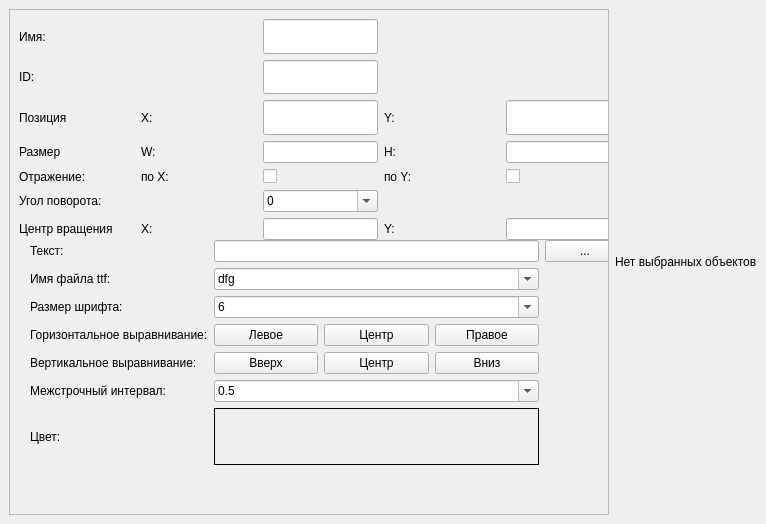
Old version of the form ui/property_window.ui in the repository ermachkov/GUI-Creator.
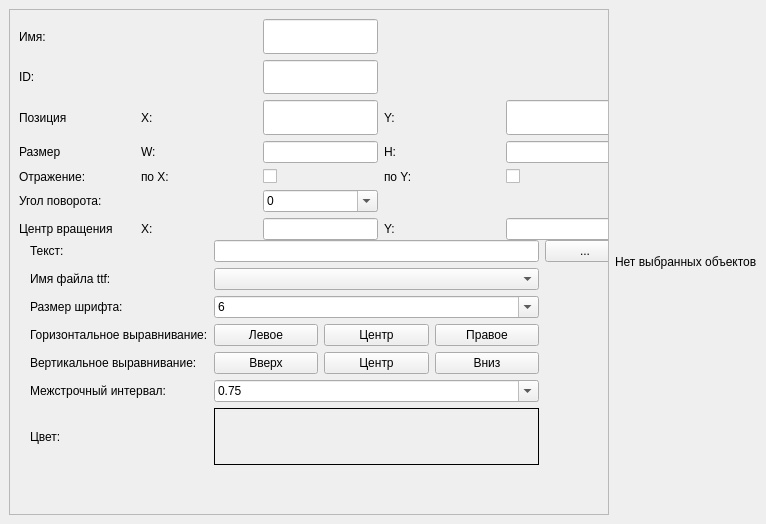
New version of the form.

What changed in the file:
```diff
--- a/ui/property_window.ui
+++ b/ui/property_window.ui
@@ -31,8 +31,8 @@
         <rect>
          <x>0</x>
          <y>0</y>
-         <width>557</width>
-         <height>479</height>
+         <width>608</width>
+         <height>482</height>
         </rect>
        </property>
        <widget class="QStackedWidget" name="mStackedWidget">
@@ -313,7 +313,7 @@
              </property>
              <item>
               <property name="text">
-               <string>0.5</string>
+               <string>0.75</string>
               </property>
              </item>
              <item>
@@ -406,21 +406,11 @@
            <item row="1" column="1">
             <widget class="QComboBox" name="mFileNameComboBox">
              <property name="editable">
-              <bool>true</bool>
+              <bool>false</bool>
              </property>
              <property name="insertPolicy">
               <enum>QComboBox::NoInsert</enum>
              </property>
-             <item>
-              <property name="text">
-               <string>dfg</string>
-              </property>
-             </item>
-             <item>
-              <property name="text">
-               <string>34</string>
-              </property>
-             </item>
             </widget>
            </item>
            <item row="0" column="2">
```
Left out of the diff: 5 changed lines with no effect on the pictures.
